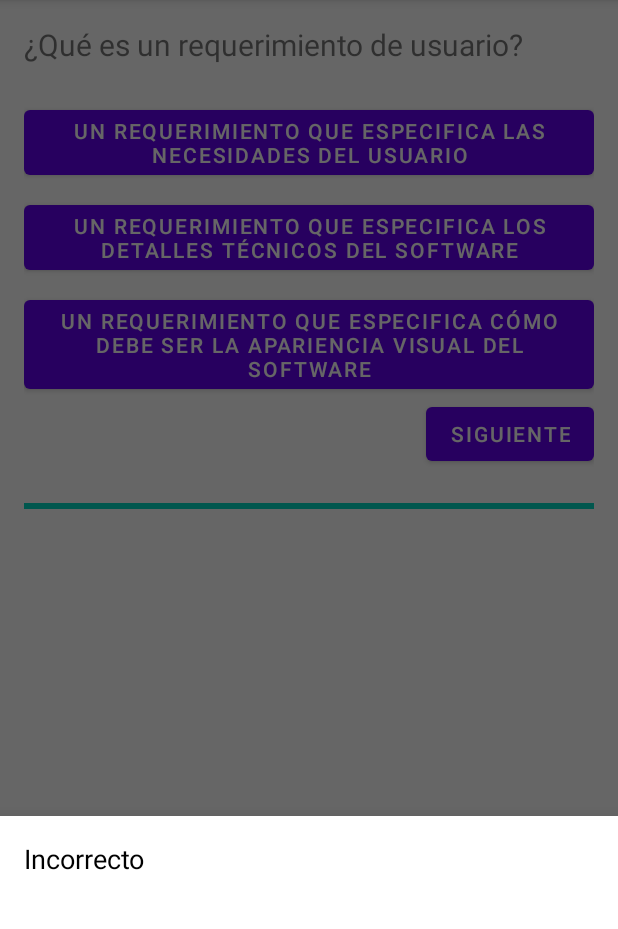
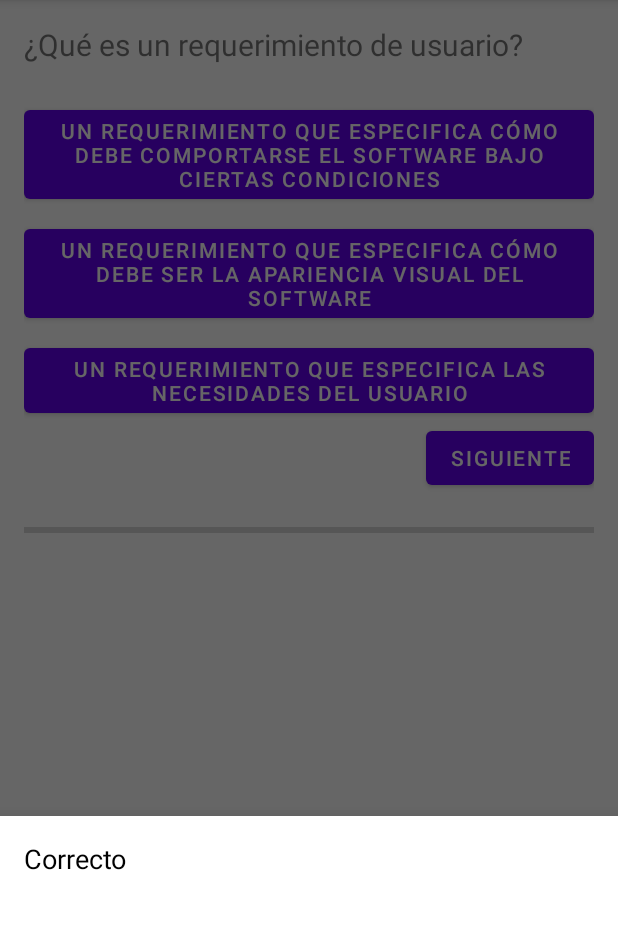
Before and after one commit to kmpSoftware/EGEL-MEDI, an Android app: the PreguntasActivity screen opened directly, with no data from a screen before it, after a tap on "UN REQUERIMIENTO QUE ESPECIFICA CÓMO DEB", on a phone screen of 412 x 824 dp, the part 84-1013 px from its top. Run offline under Robolectric (Android 15) with nearby library versions, the phone set to English and light mode, and no system bars; 3 other taps on this screen came first.

Commit message:
boton aleatorio

```diff
--- a/app/src/main/java/com/example/egelisoft2/ui/dashboard/PreguntasActivity.java
+++ b/app/src/main/java/com/example/egelisoft2/ui/dashboard/PreguntasActivity.java
@@ -18,6 +18,8 @@ import com.example.egelisoft2.R;
 import com.google.android.material.bottomsheet.BottomSheetDialog;
 
 import java.util.ArrayList;
+import java.util.Arrays;
+import java.util.Collections;
 import java.util.List;
 
 
@@ -51,10 +53,10 @@ public class PreguntasActivity extends AppCompatActivity {
             case 1:
                 preguntas = new String[][]{
                         {"¿Qué son los requerimientos de software?", "Conjunto de especificaciones que describen lo que debe hacer el software", "Documentación que describe cómo fue diseñado el software", "Programas que permiten a los usuarios interactuar con el software", "Conjunto de especificaciones que describen lo que debe hacer el software"},
-                        {"¿Por qué es importante definir los requerimientos de software?", "Para evitar malinterpretaciones y errores en el diseño del software", "Para crear documentación para futuras mejoras del software", "Para mantener a los programadores ocupados", "Para hacer que el software sea más atractivo visualmente", "Para evitar malinterpretaciones y errores en el diseño del software"},
-                        {"¿Qué es un requerimiento funcional?", "Un requerimiento que especifica una función específica que debe ser realizada por el software", "Un requerimiento que especifica cómo debe ser la apariencia visual del software", "Un requerimiento que especifica el hardware necesario para ejecutar el software", "Un requerimiento que especifica las características de seguridad del software", "Un requerimiento que especifica una función específica que debe ser realizada por el software"},
-                        {"¿Qué es un requerimiento no funcional?", "Un requerimiento que especifica cómo debe comportarse el software bajo ciertas condiciones", "Un requerimiento que especifica una función específica que debe ser realizada por el software", "Un requerimiento que especifica el hardware necesario para ejecutar el software", "Un requerimiento que especifica cómo debe ser la apariencia visual del software", "Un requerimiento que especifica cómo debe comportarse el software bajo ciertas condiciones"},
-                        {"¿Qué es un requerimiento de usuario?", "Un requerimiento que especifica las necesidades del usuario", "Un requerimiento que especifica los detalles técnicos del software", "Un requerimiento que especifica cómo debe ser la apariencia visual del software", "Un requerimiento que especifica cómo debe comportarse el software bajo ciertas condiciones", "Un requerimiento que especifica las necesidades del usuario"}
+                        {"¿Por qué es importante definir los requerimientos de software?", "Para evitar malinterpretaciones y errores en el diseño del software", "Para crear documentación para futuras mejoras del software", "Para mantener a los programadores ocupados", "Para evitar malinterpretaciones y errores en el diseño del software"},
+                        {"¿Qué es un requerimiento funcional?", "Un requerimiento que especifica una función específica que debe ser realizada por el software", "Un requerimiento que especifica cómo debe ser la apariencia visual del software", "Un requerimiento que especifica el hardware necesario para ejecutar el software", "Un requerimiento que especifica una función específica que debe ser realizada por el software"},
+                        {"¿Qué es un requerimiento no funcional?", "Un requerimiento que especifica cómo debe comportarse el software bajo ciertas condiciones", "Un requerimiento que especifica una función específica que debe ser realizada por el software", "Un requerimiento que especifica el hardware necesario para ejecutar el software", "Un requerimiento que especifica cómo debe comportarse el software bajo ciertas condiciones"},
+                        {"¿Qué es un requerimiento de usuario?", "Un requerimiento que especifica las necesidades del usuario", "Un requerimiento que especifica cómo debe ser la apariencia visual del software", "Un requerimiento que especifica cómo debe comportarse el software bajo ciertas condiciones", "Un requerimiento que especifica las necesidades del usuario"}
                 };
                 break;
             case 2:
@@ -106,13 +108,13 @@ public class PreguntasActivity extends AppCompatActivity {
     private void mostrarPregunta(int indicePregunta) {
         // Muestra la pregunta y opciones correspondientes
         preguntaTextView.setText(preguntas[indicePregunta][0]);
-        opcion1Button.setText(preguntas[indicePregunta][1]);
-        opcion2Button.setText(preguntas[indicePregunta][2]);
-        opcion3Button.setText(preguntas[indicePregunta][3]);
 
-        // Actualiza el progreso en la barra
-        //set progress bar
-        progressBar.setProgress(preguntaActual + 1);
+        List<String> opciones = Arrays.asList(preguntas[indicePregunta][1], preguntas[indicePregunta][2], preguntas[indicePregunta][3]);
+        Collections.shuffle(opciones);
+
+        opcion1Button.setText(opciones.get(0));
+        opcion2Button.setText(opciones.get(1));
+        opcion3Button.setText(opciones.get(2));
     }
 
     private void verificarRespuesta(int opcionSeleccionada) {
```
